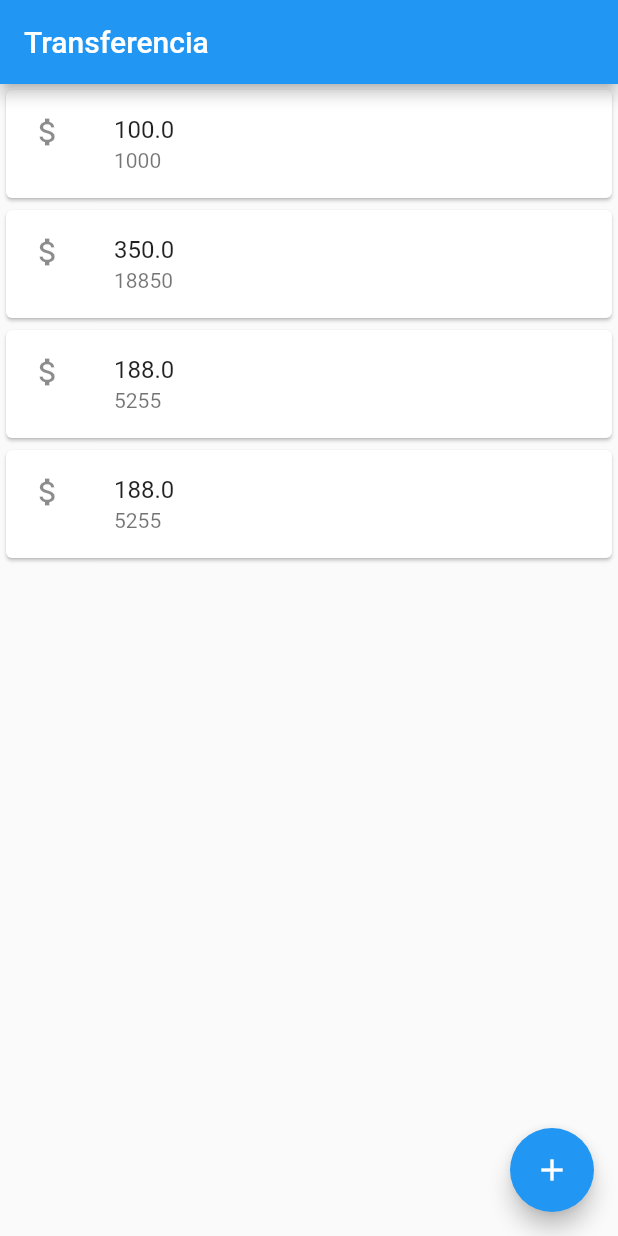
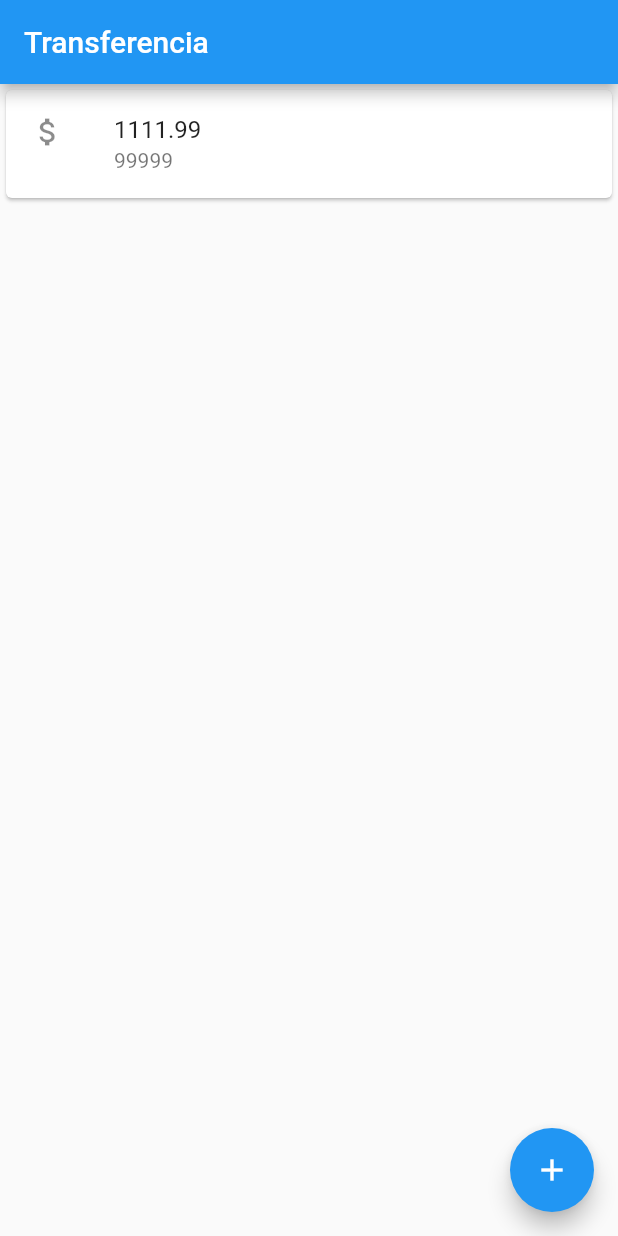
Before and after one commit to costajoaohenrique/bytebank, a Flutter app: the screen it shows after launch, on a phone screen of 412 x 824 dp. Run offline on Flutter 3.47's test engine with Material 2 defaults, Android fonts, the phone set to English and light mode, and no system bars.

Commit message:
Implementando o Listview

```diff
--- a/lib/main.dart
+++ b/lib/main.dart
@@ -86,8 +86,12 @@ class Editor extends StatelessWidget {
 }
 
 class ListaTransferencia extends StatelessWidget {
+
+  final List<Transferencia> _transferencias = List();
+
   @override
   Widget build(BuildContext context) {
+    _transferencias.add(Transferencia(1111.99, 99999));
     return Scaffold(
       appBar: AppBar(
         title: Text("Transferencia"),
@@ -101,17 +105,19 @@ class ListaTransferencia extends StatelessWidget {
           })).then((tranferenciaRecebida) {
             debugPrint("Chegou no then future");
             debugPrint("$tranferenciaRecebida");
+            _transferencias.add(tranferenciaRecebida);
           });
         },
       ),
-      body: Column(
-        children: <Widget>[
-          ItemTransferencia(Transferencia(100.0, 1000)),
-          ItemTransferencia(Transferencia(350.0, 18850)),
-          ItemTransferencia(Transferencia(188.0, 5255)),
-          ItemTransferencia(Transferencia(188.0, 5255)),
-        ],
-      ),
+      body:ListView.builder(
+        itemCount: _transferencias.length,
+        itemBuilder: (context, indice) {
+        final  transferencia = _transferencias[indice];
+        return ItemTransferencia(transferencia);
+      },)
+
+
+
     );
   }
 }
@@ -140,7 +146,6 @@ class Transferencia {
 
   @override
   String toString() {
-    // TODO: implement toString
     return 'Transferencia{valor: $valor, numeroConta: $numeroConta}';
   }
 }
```
